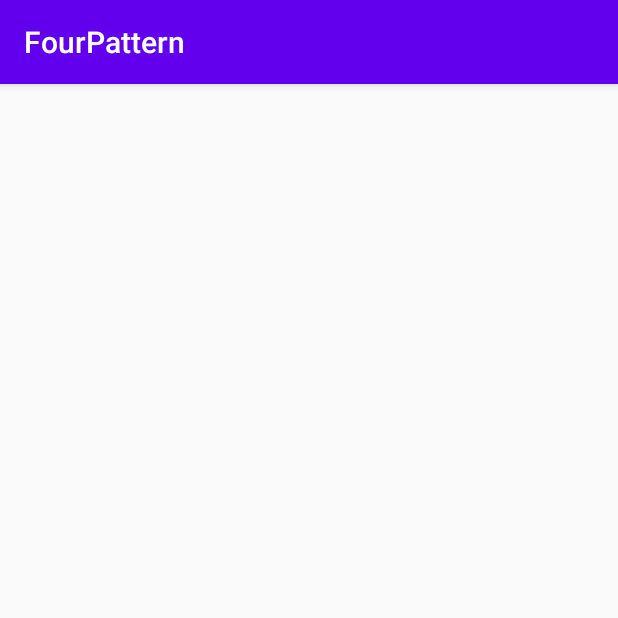
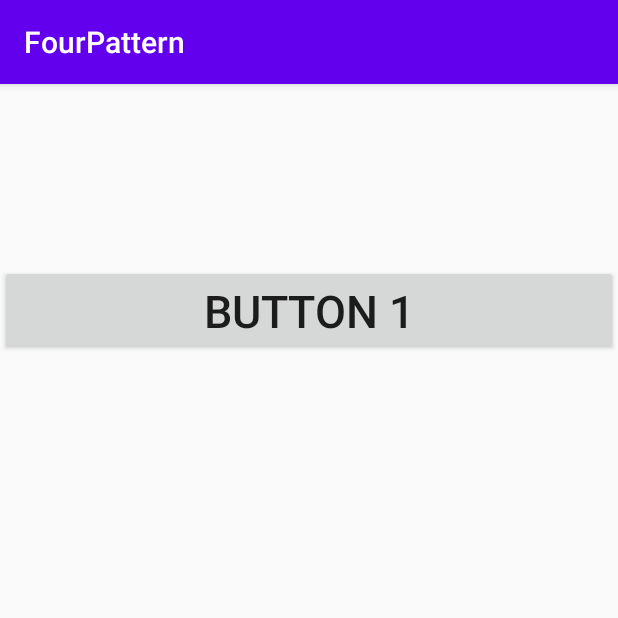
Before and after one commit to yao-xin-jia/2018127156_Android, an Android app: the screen it shows after launch (FirstActivity), on a phone screen of 412 x 824 dp, the top half of it. Run offline under Robolectric (Android 15) with nearby library versions, the phone set to English and light mode, and no system bars.

```diff
--- a/FourPattern-HW2/app/src/main/AndroidManifest.xml
+++ b/FourPattern-HW2/app/src/main/AndroidManifest.xml
@@ -11,7 +11,8 @@
         android:theme="@style/AppTheme">
         <activity android:name=".Thirdctivity"></activity>
         <activity android:name=".SecondActivity" />
-        <activity android:name=".FirstActivity">
+        <activity android:name=".FirstActivity"
+            android:launchMode="standard">
             <intent-filter>
                 <action android:name="android.intent.action.MAIN" />
                 <category android:name="android.intent.category.LAUNCHER" />
--- a/FourPattern-HW2/app/src/main/java/com/yxj/fourpattern/FirstActivity.java
+++ b/FourPattern-HW2/app/src/main/java/com/yxj/fourpattern/FirstActivity.java
@@ -2,13 +2,27 @@ package com.yxj.fourpattern;
 
 import androidx.appcompat.app.AppCompatActivity;
 
+import android.content.Intent;
 import android.os.Bundle;
+import android.util.Log;
+import android.view.View;
+import android.widget.Button;
 
 public class FirstActivity extends AppCompatActivity {
 
     @Override
     protected void onCreate(Bundle savedInstanceState) {
         super.onCreate(savedInstanceState);
+        Log.d("FirstActivity", this.toString());
         setContentView(R.layout.first_layout);
+        Button button1 = (Button) findViewById(R.id.button_1);
+        button1.setOnClickListener(new View.OnClickListener() {
+            @Override
+            public void onClick(View v) {
+                startActivity(new Intent(FirstActivity.this, FirstActivity.class));
+
+            }
+        });
+
     }
 }
--- a/FourPattern-HW2/app/src/main/res/layout/first_layout.xml
+++ b/FourPattern-HW2/app/src/main/res/layout/first_layout.xml
@@ -6,4 +6,28 @@
     android:layout_height="match_parent"
     tools:context=".FirstActivity">
 
+    <androidx.constraintlayout.widget.Guideline
+        android:id="@+id/guideline2"
+        android:layout_width="wrap_content"
+        android:layout_height="wrap_content"
+        android:orientation="horizontal"
+        app:layout_constraintGuide_percent="0.10259918" />
+
+    <androidx.constraintlayout.widget.Guideline
+        android:id="@+id/guideline3"
+        android:layout_width="wrap_content"
+        android:layout_height="wrap_content"
+        android:orientation="horizontal"
+        app:layout_constraintGuide_percent="0.29" />
+
+    <Button
+        android:id="@+id/button_1"
+        android:layout_width="0dp"
+        android:layout_height="wrap_content"
+        android:text="Button 1"
+        android:textSize="30sp"
+        app:layout_constraintBottom_toTopOf="@+id/guideline3"
+        app:layout_constraintEnd_toEndOf="parent"
+        app:layout_constraintStart_toStartOf="parent"
+        app:layout_constraintTop_toTopOf="@+id/guideline2" />
 </androidx.constraintlayout.widget.ConstraintLayout>
```
Also changed, not shown: FourPattern-HW2/app/src/main/res/layout/second_layout.xml (+26 -0 lines), FourPattern-HW2/app/src/main/res/layout/third_layout.xml (+24 -0 lines).
